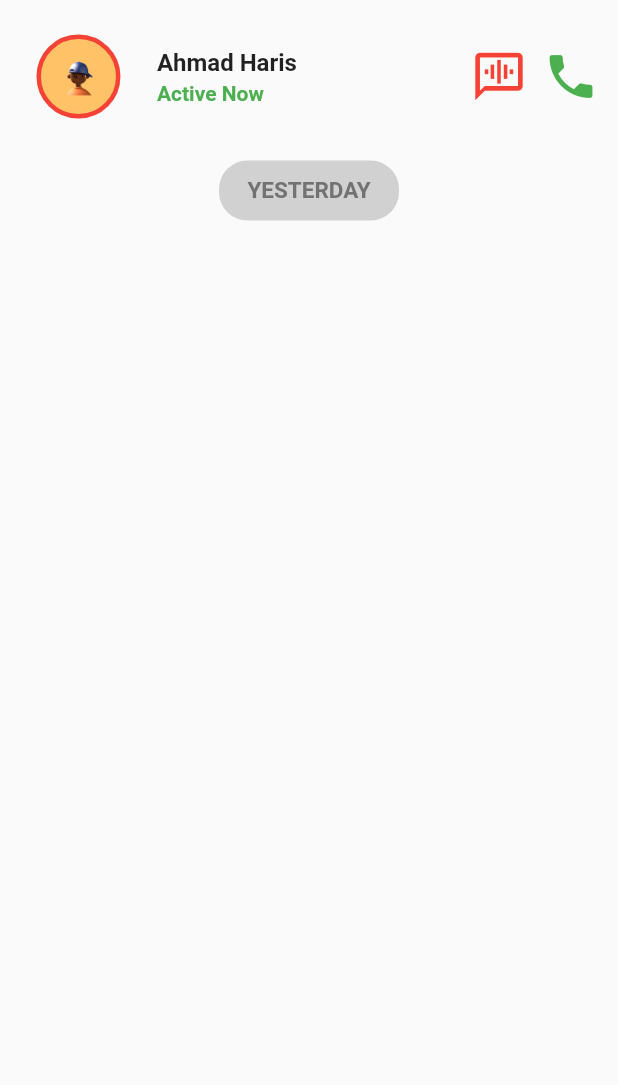
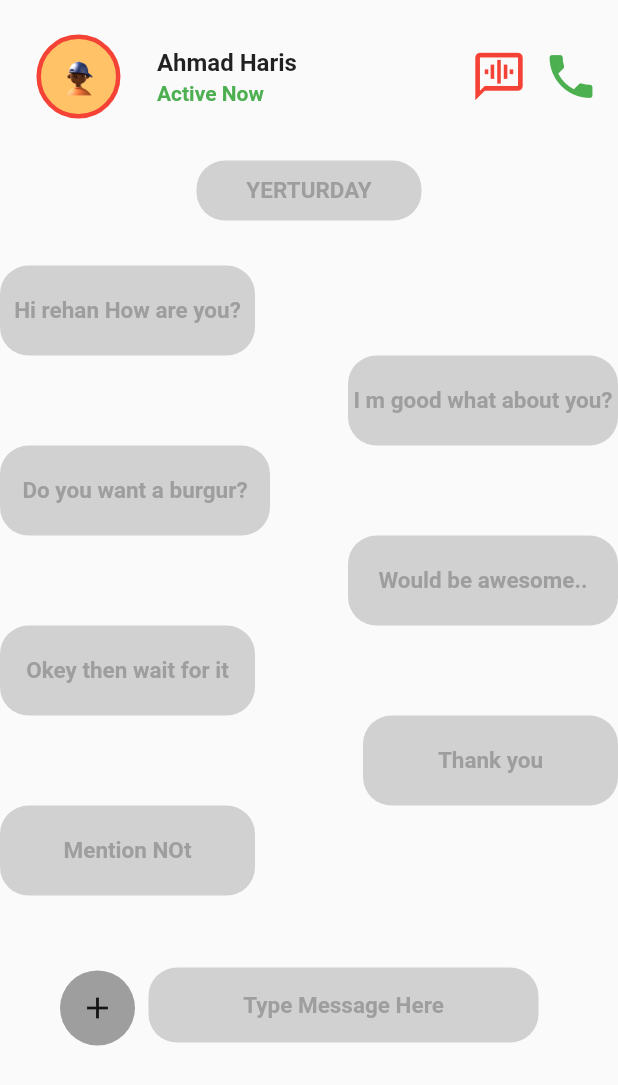
Before and after one commit to Nismakhan/Codvets_task, a Flutter app: the Chat screen opened by its route, on a phone screen of 412 x 824 dp. Shown: the top 1085 px of the screen. Run offline on Flutter 3.47's test engine with Material 2 defaults, Android fonts, the phone set to English and light mode, and no system bars.

Commit message:
new changes

```diff
--- a/lib/screens/chat.dart
+++ b/lib/screens/chat.dart
@@ -1,6 +1,8 @@
 import 'package:flutter/material.dart';
 
 import 'package:ui/utils/mediaquery.dart';
+
+import '../widgets/widgets.dart';
 
 class Chat extends StatelessWidget {
   Chat({
@@ -76,22 +78,111 @@ class Chat extends StatelessWidget {
               const SizedBox(
                 height: 20,
               ),
-              Container(
-                width: 120,
+              const MessagesContainer(
+                clrForTet: Colors.grey,
+                text: "YERTURDAY",
+                width: 150,
                 height: 40,
-                decoration: BoxDecoration(
-                    color: const Color.fromARGB(255, 209, 209, 209),
-                    borderRadius: BorderRadius.circular(19)),
-                child: const Center(
-                  child: Text(
-                    "YESTERDAY",
-                    style: TextStyle(
-                      fontWeight: FontWeight.bold,
-                      fontSize: 15,
-                      color: Color.fromARGB(255, 114, 114, 114),
+                clrForBackground: Colors.grey,
+              ),
+              const SizedBox(
+                height: 30,
+              ),
+              const Align(
+                alignment: Alignment.centerLeft,
+                child: MessagesContainer(
+                  clrForTet: Colors.grey,
+                  text: "Hi rehan How are you?",
+                  width: 170,
+                  height: 60,
+                  clrForBackground: Colors.grey,
+                ),
+              ),
+              const Align(
+                alignment: Alignment.centerRight,
+                child: MessagesContainer(
+                  clrForTet: Colors.grey,
+                  text: "I m good what about you?",
+                  width: 180,
+                  height: 60,
+                  clrForBackground: Colors.amber,
+                ),
+              ),
+              const Align(
+                alignment: Alignment.centerLeft,
+                child: MessagesContainer(
+                  clrForTet: Colors.grey,
+                  text: "Do you want a burgur?",
+                  width: 180,
+                  height: 60,
+                  clrForBackground: Colors.grey,
+                ),
+              ),
+              const Align(
+                alignment: Alignment.centerRight,
+                child: MessagesContainer(
+                  clrForTet: Colors.grey,
+                  text: "Would be awesome..",
+                  width: 180,
+                  height: 60,
+                  clrForBackground: Colors.blue,
+                ),
+              ),
+              const Align(
+                alignment: Alignment.centerLeft,
+                child: MessagesContainer(
+                  clrForTet: Colors.grey,
+                  text: "Okey then wait for it",
+                  width: 170,
+                  height: 60,
+                  clrForBackground: Colors.grey,
+                ),
+              ),
+              const Align(
+                alignment: Alignment.centerRight,
+                child: MessagesContainer(
+                  clrForTet: Colors.grey,
+                  text: "Thank you",
+                  width: 170,
+                  height: 60,
+                  clrForBackground: Colors.blue,
+                ),
+              ),
+              const Align(
+                alignment: Alignment.centerLeft,
+                child: MessagesContainer(
+                  clrForTet: Colors.grey,
+                  text: "Mention NOt",
+                  width: 170,
+                  height: 60,
+                  clrForBackground: Colors.grey,
+                ),
+              ),
+              Row(
+                children: [
+                  Padding(
+                    padding: const EdgeInsets.only(left: 40, top: 40),
+                    child: Container(
+                      width: 50,
+                      height: 70,
+                      decoration: const BoxDecoration(
+                        color: Colors.grey,
+                        shape: BoxShape.circle,
+                      ),
+                      child: const Icon(Icons.add),
                     ),
                   ),
-                ),
+                  const Padding(
+                    padding: EdgeInsets.only(top: 36.0, left: 9),
+                    child: MessagesContainer(
+                      text: "Type Message Here",
+                      clrForTet: Colors.grey,
+                      clrForBackground: Colors.grey,
+                      width: 260,
+                      height: 50,
+                    ),
+                  )
+                ],
               ),
             ],
           ),
@@ -102,6 +193,8 @@ class Chat extends StatelessWidget {
 }
 
 
+
+
 // class ChatData {
 //   final List<Messages> msgz;
 //   bool isSentByMe;
--- a/lib/widgets/widgets.dart
+++ b/lib/widgets/widgets.dart
@@ -20,3 +20,39 @@ class ContainerContainCard extends StatelessWidget {
     );
   }
 }
+
+class MessagesContainer extends StatelessWidget {
+  const MessagesContainer({
+    Key? key,
+    required this.text,
+    required this.clrForTet,
+    required this.clrForBackground,
+    required this.width,
+    required this.height,
+  }) : super(key: key);
+  final String text;
+  final MaterialColor clrForTet;
+  final MaterialColor clrForBackground;
+  final double width;
+  final double height;
+  @override
+  Widget build(BuildContext context) {
+    return Container(
+      width: width,
+      height: height,
+      decoration: BoxDecoration(
+          color: const Color.fromARGB(255, 209, 209, 209),
+          borderRadius: BorderRadius.circular(19)),
+      child: Center(
+        child: Text(
+          text,
+          style: TextStyle(
+            fontWeight: FontWeight.bold,
+            fontSize: 15,
+            color: clrForTet,
+          ),
+        ),
+      ),
+    );
+  }
+}
```
